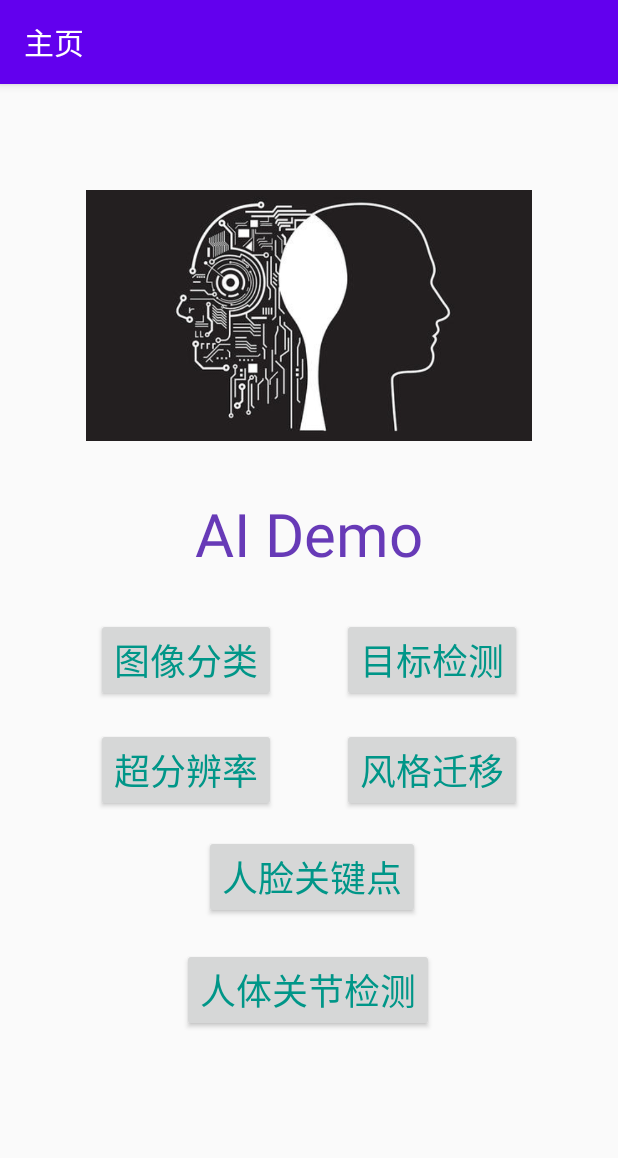
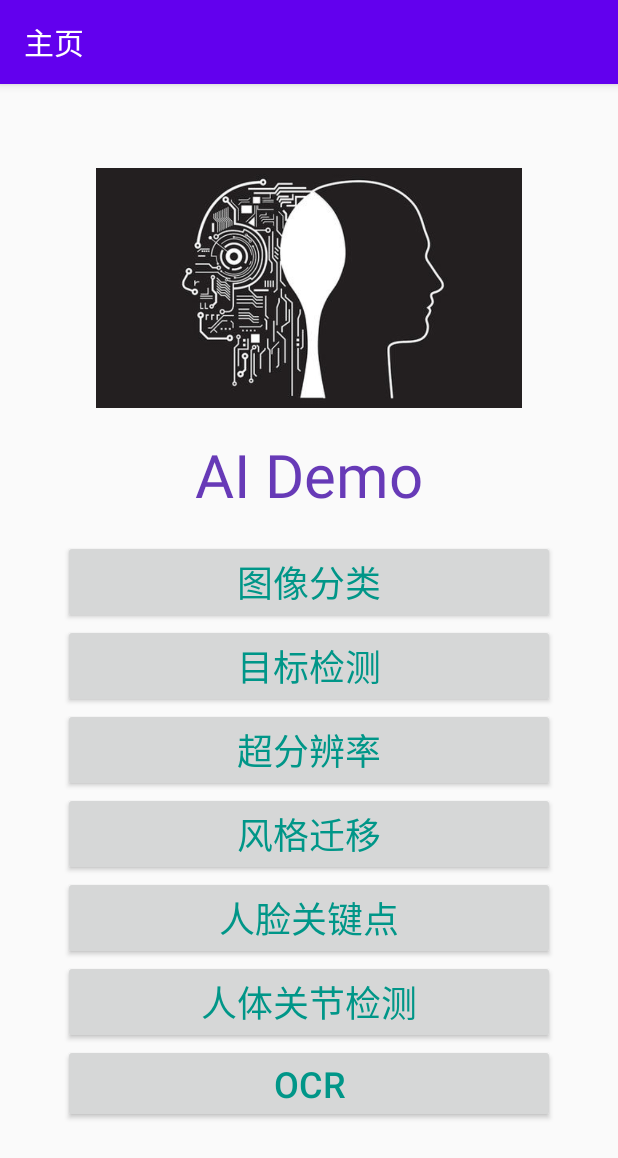
Before and after one commit to FubaoWang/learn_android, an Android app: the screen it shows after launch (MainActivity), on a phone screen of 412 x 824 dp. Shown: the top 1158 px of the screen. Run offline under Robolectric (Android 15) with nearby library versions, the phone set to English and light mode, and no system bars; our stand-ins replace data binding, navigation-ui.

Commit message:
修改主页面以及添加OCR界面

```diff
--- a/AIDemo/app/src/main/java/com/example/aidemo/TitleFragment.java
+++ b/AIDemo/app/src/main/java/com/example/aidemo/TitleFragment.java
@@ -102,6 +102,10 @@ public class TitleFragment extends Fragment {
                         NavController controller6 = Navigation.findNavController(view);
                         controller6.navigate(R.id.action_titleFragment_to_surfaceActivity);
                         break;
+                    case R.id.button7:
+                        NavController controller7 = Navigation.findNavController(view);
+                        controller7.navigate(R.id.action_titleFragment_to_ocrFragment);
+                        break;
                 }
             }
         };
@@ -112,6 +116,7 @@ public class TitleFragment extends Fragment {
         binding.button4.setOnClickListener(listener);
         binding.button5.setOnClickListener(listener);
         binding.button6.setOnClickListener(listener);
+        binding.button7.setOnClickListener(listener);
         return binding.getRoot();
     }
 }
--- a/AIDemo/app/src/main/res/layout/fragment_title.xml
+++ b/AIDemo/app/src/main/res/layout/fragment_title.xml
@@ -38,21 +38,21 @@
             android:layout_width="wrap_content"
             android:layout_height="wrap_content"
             android:orientation="horizontal"
-            app:layout_constraintGuide_percent="0.07" />
+            app:layout_constraintGuide_percent="0.05" />
 
         <androidx.constraintlayout.widget.Guideline
             android:id="@+id/guideline4"
             android:layout_width="wrap_content"
             android:layout_height="wrap_content"
             android:orientation="horizontal"
-            app:layout_constraintGuide_percent="0.2995896" />
+            app:layout_constraintGuide_percent="0.27" />
 
         <androidx.constraintlayout.widget.Guideline
             android:id="@+id/guideline6"
             android:layout_width="wrap_content"
             android:layout_height="wrap_content"
             android:orientation="horizontal"
-            app:layout_constraintGuide_percent="0.45" />
+            app:layout_constraintGuide_percent="0.39" />
 
         <androidx.constraintlayout.widget.Guideline
             android:id="@+id/guideline7"
@@ -73,7 +73,7 @@
             android:layout_width="wrap_content"
             android:layout_height="wrap_content"
             android:orientation="horizontal"
-            app:layout_constraintGuide_percent="0.75" />
+            app:layout_constraintGuide_percent="0.94" />
 
         <ImageView
             android:id="@+id/imageView"
@@ -86,82 +86,6 @@
             app:layout_constraintStart_toStartOf="@+id/guideline"
             app:layout_constraintTop_toTopOf="@+id/guideline3" />
 
-        <Button
-            android:id="@+id/button1"
-            android:layout_width="wrap_content"
-            android:layout_height="wrap_content"
-            android:text="@string/button1"
-            android:textColor="#009688"
-            android:textSize="24sp"
-            app:layout_constraintBottom_toTopOf="@+id/guideline7"
-            app:layout_constraintEnd_toStartOf="@+id/guideline5"
-            app:layout_constraintStart_toStartOf="@+id/guideline"
-            app:layout_constraintTop_toTopOf="@+id/guideline6" />
-
-        <Button
-            android:id="@+id/button2"
-            android:layout_width="wrap_content"
-            android:layout_height="wrap_content"
-            android:text="@string/button2"
-            android:textColor="#009688"
-            android:textSize="24sp"
-            app:layout_constraintBottom_toTopOf="@+id/guideline7"
-            app:layout_constraintEnd_toStartOf="@+id/guideline2"
-            app:layout_constraintStart_toStartOf="@+id/guideline5"
-            app:layout_constraintTop_toTopOf="@+id/guideline6" />
-
-        <Button
-            android:id="@+id/button3"
-            android:layout_width="wrap_content"
-            android:layout_height="wrap_content"
-            android:text="@string/button3"
-            android:textColor="#009688"
-            android:textSize="24sp"
-            app:layout_constraintBottom_toTopOf="@+id/guideline8"
-            app:layout_constraintEnd_toStartOf="@+id/guideline5"
-            app:layout_constraintStart_toStartOf="@+id/guideline"
-            app:layout_constraintTop_toTopOf="@+id/guideline7" />
-
-        <Button
-            android:id="@+id/button5"
-            android:layout_width="wrap_content"
-            android:layout_height="wrap_content"
-            android:text="@string/button5"
-            android:textColor="#009688"
-            android:textSize="24sp"
-            app:layout_constraintBottom_toTopOf="@+id/guideline9"
-            app:layout_constraintEnd_toStartOf="@+id/guideline2"
-            app:layout_constraintHorizontal_bias="0.511"
-            app:layout_constraintStart_toStartOf="@+id/guideline"
-            app:layout_constraintTop_toTopOf="@+id/guideline8"
-            app:layout_constraintVertical_bias="0.434" />
-
-        <Button
-            android:id="@+id/button6"
-            android:layout_width="wrap_content"
-            android:layout_height="wrap_content"
-            android:text="@string/button6"
-            android:textColor="#009688"
-            android:textSize="24sp"
-            app:layout_constraintBottom_toBottomOf="parent"
-            app:layout_constraintEnd_toStartOf="@+id/guideline2"
-            app:layout_constraintHorizontal_bias="0.496"
-            app:layout_constraintStart_toStartOf="@+id/guideline"
-            app:layout_constraintTop_toTopOf="@+id/guideline9"
-            app:layout_constraintVertical_bias="0.076" />
-
-        <Button
-            android:id="@+id/button4"
-            android:layout_width="wrap_content"
-            android:layout_height="wrap_content"
-            android:text="@string/button4"
-            android:textColor="#009688"
-            android:textSize="24sp"
-            app:layout_constraintBottom_toTopOf="@+id/guideline8"
-            app:layout_constraintEnd_toStartOf="@+id/guideline2"
-            app:layout_constraintStart_toStartOf="@+id/guideline5"
-            app:layout_constraintTop_toTopOf="@+id/guideline7" />
-
         <TextView
             android:id="@+id/textView"
             android:layout_width="wrap_content"
@@ -171,10 +95,75 @@
             android:textSize="40sp"
             app:layout_constraintBottom_toBottomOf="parent"
             app:layout_constraintEnd_toStartOf="@+id/guideline5"
-            app:layout_constraintHorizontal_bias="0.517"
+            app:layout_constraintHorizontal_bias="0.503"
             app:layout_constraintStart_toStartOf="@+id/guideline5"
             app:layout_constraintTop_toTopOf="parent"
-            app:layout_constraintVertical_bias="0.375" />
+            app:layout_constraintVertical_bias="0.317" />
+
+        <LinearLayout
+            android:layout_width="0dp"
+            android:layout_height="wrap_content"
+            android:orientation="vertical"
+            app:layout_constraintEnd_toStartOf="@+id/guideline2"
+            app:layout_constraintStart_toStartOf="@+id/guideline"
+            app:layout_constraintTop_toTopOf="@+id/guideline6">
+
+            <Button
+                android:id="@+id/button1"
+                android:layout_width="match_parent"
+                android:layout_height="wrap_content"
+                android:text="@string/button1"
+                android:textColor="#009688"
+                android:textSize="24sp" />
+
+            <Button
+                android:id="@+id/button2"
+                android:layout_width="match_parent"
+                android:layout_height="wrap_content"
+                android:text="@string/button2"
+                android:textColor="#009688"
+                android:textSize="24sp" />
+
+            <Button
+                android:id="@+id/button3"
+                android:layout_width="match_parent"
+                android:layout_height="wrap_content"
+                android:text="@string/button3"
+                android:textColor="#009688"
+                android:textSize="24sp" />
+
+            <Button
+                android:id="@+id/button4"
+                android:layout_width="match_parent"
+                android:layout_height="wrap_content"
+                android:text="@string/button4"
+                android:textColor="#009688"
+                android:textSize="24sp" />
+
+            <Button
+                android:id="@+id/button5"
+                android:layout_width="match_parent"
+                android:layout_height="wrap_content"
+                android:text="@string/button5"
+                android:textColor="#009688"
+                android:textSize="24sp" />
+
+            <Button
+                android:id="@+id/button6"
+                android:layout_width="match_parent"
+                android:layout_height="wrap_content"
+                android:text="@string/button6"
+                android:textColor="#009688"
+                android:textSize="24sp" />
+
+            <Button
+                android:id="@+id/button7"
+                android:layout_width="match_parent"
+                android:layout_height="wrap_content"
+                android:text="@string/button7"
+                android:textColor="#009688"
+                android:textSize="24sp" />
+        </LinearLayout>
 
     </androidx.constraintlayout.widget.ConstraintLayout>
 </layout>
--- a/AIDemo/app/src/main/res/navigation/graph_nav.xml
+++ b/AIDemo/app/src/main/res/navigation/graph_nav.xml
@@ -29,6 +29,9 @@
         <action
             android:id="@+id/action_titleFragment_to_surfaceActivity"
             app:destination="@id/surfaceActivity" />
+        <action
+            android:id="@+id/action_titleFragment_to_ocrFragment"
+            app:destination="@id/ocrFragment" />
     </fragment>
     <fragment
         android:id="@+id/classificationFragment"
@@ -77,4 +80,13 @@
         android:name="com.example.aidemo.SurfaceActivity"
         android:label="NCNN"
         tools:layout="@layout/activity_surface" />
+    <fragment
+        android:id="@+id/ocrFragment"
+        android:name="com.example.aidemo.OcrFragment"
+        android:label="OCR"
+        tools:layout="@layout/fragment_ocr">
+        <action
+            android:id="@+id/action_ocrFragment_to_titleFragment"
+            app:destination="@id/titleFragment" />
+    </fragment>
 </navigation>
--- a/AIDemo/app/src/main/res/values/strings.xml
+++ b/AIDemo/app/src/main/res/values/strings.xml
@@ -10,6 +10,7 @@
     <string name="button4">风格迁移</string>
     <string name="button5">人脸关键点</string>
     <string name="button6">人体关节检测</string>
+    <string name="button7"> OCR </string>
     <string name="dialog_tile">Are you sure?</string>
     <string name="dialog_ok">OK</string>
     <string name="dialog_cancle">Cancle</string>
```
Also changed, not shown: AIDemo/app/src/main/java/com/example/aidemo/OcrFragment.java (added, +64 -0 lines), AIDemo/app/src/main/res/drawable/textview_border.xml (added, +31 -0 lines), AIDemo/app/src/main/res/layout/fragment_ocr.xml (added, +156 -0 lines).
